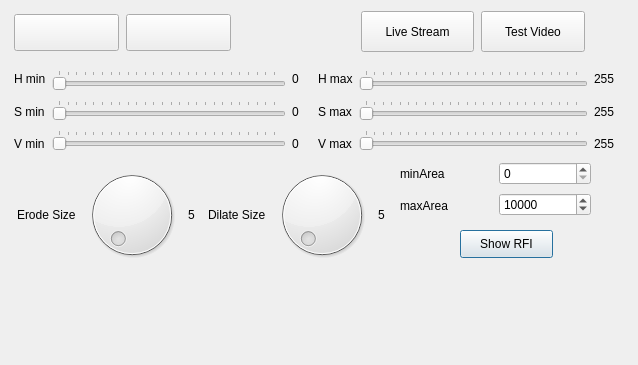
Before: the Qt Designer form KiteControl-Qt/imageprocessing.ui in adrienemery/zenith-wind-power, drawn with Qt 5.
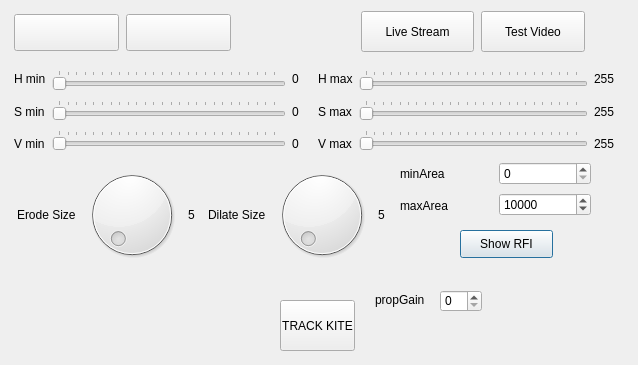
After: the same form once the commit is applied. Icons and pictures are not drawn.

Commit message: some fiddling with the kiteTracker with webcam. TODO: Adrien - you should move all pan/tilt sliders from mainWindow to ImageProcessing so that we can keep track of kiteColorTracker values of _panVal and _tiltVal and keep all of that stuff contained in ImageProcessing.

What changed in the file:
```diff
--- a/KiteControl-Qt/imageprocessing.ui
+++ b/KiteControl-Qt/imageprocessing.ui
@@ -26,7 +26,7 @@
     <string>Show RFI</string>
    </property>
   </widget>
-  <widget class="QWidget" name="">
+  <widget class="QWidget" name="layoutWidget">
    <property name="geometry">
     <rect>
      <x>400</x>
@@ -80,7 +80,7 @@
     </item>
    </layout>
   </widget>
-  <widget class="QWidget" name="">
+  <widget class="QWidget" name="layoutWidget">
    <property name="geometry">
     <rect>
      <x>14</x>
@@ -408,7 +408,7 @@
     </size>
    </property>
   </widget>
-  <widget class="QWidget" name="">
+  <widget class="QWidget" name="layoutWidget">
    <property name="geometry">
     <rect>
      <x>17</x>
@@ -488,8 +488,48 @@
     </item>
    </layout>
   </widget>
-  <zorder></zorder>
-  <zorder></zorder>
+  <widget class="QPushButton" name="trackKite_pushButton">
+   <property name="geometry">
+    <rect>
+     <x>280</x>
+     <y>300</y>
+     <width>75</width>
+     <height>51</height>
+    </rect>
+   </property>
+   <property name="text">
+    <string>TRACK KITE</string>
+   </property>
+  </widget>
+  <widget class="QSpinBox" name="propGain_spinBox">
+   <property name="geometry">
+    <rect>
+     <x>440</x>
+     <y>290</y>
+     <width>42</width>
+     <height>22</height>
+    </rect>
+   </property>
+  </widget>
+  <widget class="QLabel" name="label_11">
+   <property name="geometry">
+    <rect>
+     <x>375</x>
+     <y>290</y>
+     <width>51</width>
+     <height>20</height>
+    </rect>
+   </property>
+   <property name="text">
+    <string>propGain</string>
+   </property>
+  </widget>
+  <zorder>layoutWidget</zorder>
+  <zorder>startStream_pushButton</zorder>
+  <zorder>playPause_pushButton</zorder>
+  <zorder>endStream_pushButton</zorder>
+  <zorder>layoutWidget</zorder>
+  <zorder>layoutWidget</zorder>
   <zorder>pushButton</zorder>
   <zorder>dilate_dial</zorder>
   <zorder>dilate_label</zorder>
```
Left out of the diff: 7 changed lines with no effect on the pictures. The commit also changes 4 other files.
